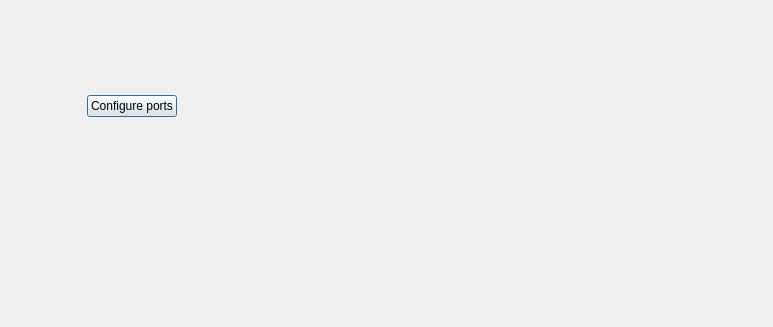
Before: the Qt Designer form maindlg.ui in juankti/plot-serial, drawn with Qt 5.
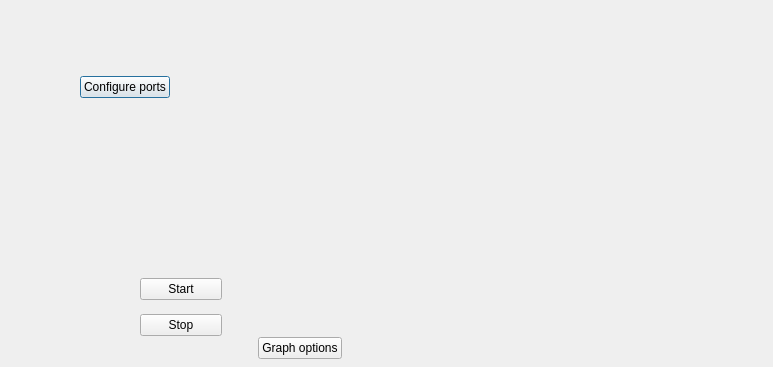
After: the same form once the commit is applied. Custom widgets are drawn as their Qt base class.

Commit message: added graphing options (scale , range, grid and labels)

What changed in the file:
```diff
--- a/maindlg.ui
+++ b/maindlg.ui
@@ -7,23 +7,21 @@
     <x>0</x>
     <y>0</y>
     <width>773</width>
-    <height>327</height>
+    <height>367</height>
    </rect>
   </property>
   <property name="windowTitle">
    <string>maindlg</string>
   </property>
-  <widget class="QWidget" name="">
+  <widget class="QWidget" name="layoutWidget">
    <property name="geometry">
     <rect>
      <x>10</x>
-     <y>13</y>
-     <width>760</width>
-     <height>303</height>
+     <y>10</y>
+     <width>230</width>
+     <height>173</height>
     </rect>
    </property>
-   <layout class="QHBoxLayout" name="horizontalLayout_5">
-    <item>
      <layout class="QVBoxLayout" name="verticalLayout_2">
       <item>
        <spacer name="verticalSpacer">
@@ -82,12 +80,6 @@
         </item>
         <item>
          <widget class="QLabel" name="labOpenPort">
-          <property name="minimumSize">
-           <size>
-            <width>226</width>
-            <height>111</height>
-           </size>
-          </property>
           <property name="text">
            <string/>
           </property>
@@ -109,7 +101,17 @@
        </spacer>
       </item>
      </layout>
-    </item>
+  </widget>
+  <widget class="QWidget" name="layoutWidget">
+   <property name="geometry">
+    <rect>
+     <x>258</x>
+     <y>14</y>
+     <width>513</width>
+     <height>345</height>
+    </rect>
+   </property>
+   <layout class="QVBoxLayout" name="verticalLayout_3">
     <item>
      <widget class="QCustomPlot" name="grafica" native="true">
       <property name="minimumSize">
@@ -119,6 +121,56 @@
        </size>
       </property>
       <layout class="QHBoxLayout" name="horizontalLayout"/>
+     </widget>
+    </item>
+    <item>
+     <layout class="QHBoxLayout" name="horizontalLayout_3">
+      <item>
+       <widget class="QPushButton" name="btnGSettings">
+        <property name="text">
+         <string>Graph options</string>
+        </property>
+       </widget>
+      </item>
+      <item>
+       <spacer name="horizontalSpacer_3">
+        <property name="orientation">
+         <enum>Qt::Orientation::Horizontal</enum>
+        </property>
+        <property name="sizeHint" stdset="0">
+         <size>
+          <width>40</width>
+          <height>20</height>
+         </size>
+        </property>
+       </spacer>
+      </item>
+     </layout>
+    </item>
+   </layout>
+  </widget>
+  <widget class="QWidget" name="">
+   <property name="geometry">
+    <rect>
+     <x>140</x>
+     <y>270</y>
+     <width>82</width>
+     <height>74</height>
+    </rect>
+   </property>
+   <layout class="QVBoxLayout" name="verticalLayout_4">
+    <item>
+     <widget class="QPushButton" name="btnBegin">
+      <property name="text">
+       <string>Start</string>
+      </property>
+     </widget>
+    </item>
+    <item>
+     <widget class="QPushButton" name="btnStop">
+      <property name="text">
+       <string>Stop</string>
+      </property>
      </widget>
     </item>
    </layout>
```
Lines whose indentation alone changed are shown as unchanged. The commit also changes 68 other files.
